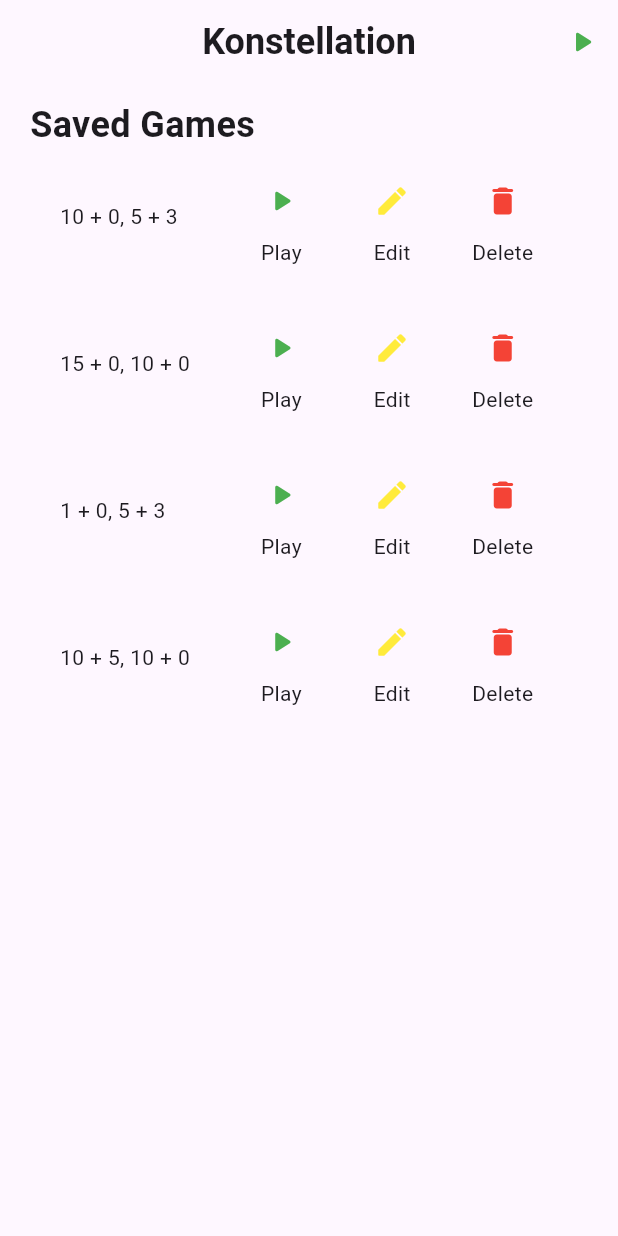
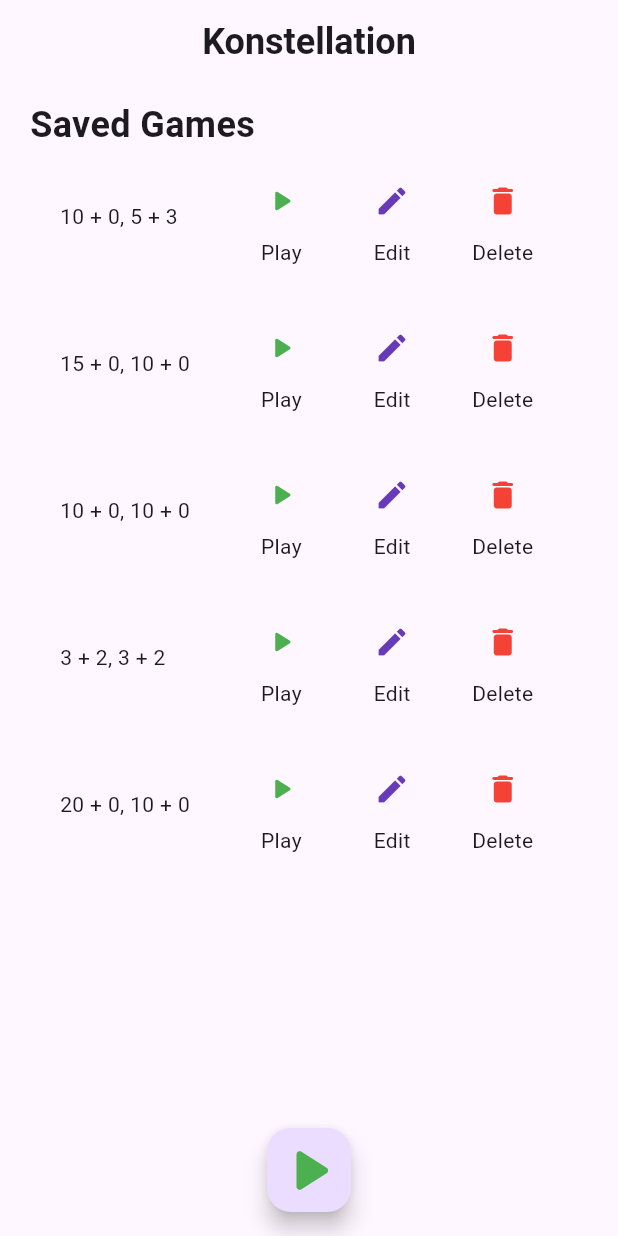
Before and after one commit to Gentle-mann/konstellation, a Flutter app: the screen it shows after launch, on a phone screen of 412 x 824 dp. Run offline on Flutter 3.47's test engine with Material 2 defaults, Android fonts, the phone set to English and light mode, and no system bars.

Commit message:
working-model

```diff
--- a/lib/src/models/times_model.dart
+++ b/lib/src/models/times_model.dart
@@ -26,18 +26,27 @@ class TimesModel {
         useIncrement: false,
         useSeparateTimes: true),
     TimesModel(
-        whiteDuration: 1,
-        whiteIncrement: 0,
-        blackDuration: 5,
-        blackIncrement: 3,
+      whiteDuration: 10,
+      whiteIncrement: 0,
+      blackDuration: 10,
+      blackIncrement: 0,
+      useIncrement: true,
+      useSeparateTimes: false,
+    ),
+    TimesModel(
+        whiteDuration: 3,
+        whiteIncrement: 2,
+        blackDuration: 3,
+        blackIncrement: 2,
         useIncrement: true,
         useSeparateTimes: true),
     TimesModel(
-        whiteDuration: 10,
-        whiteIncrement: 5,
-        blackDuration: 10,
-        blackIncrement: 0,
-        useIncrement: true,
-        useSeparateTimes: false),
+      whiteDuration: 20,
+      whiteIncrement: 0,
+      blackDuration: 10,
+      blackIncrement: 0,
+      useIncrement: true,
+      useSeparateTimes: false,
+    ),
   ];
 }
--- a/lib/src/screens/home_screen.dart
+++ b/lib/src/screens/home_screen.dart
@@ -12,30 +12,6 @@ class HomeScreen extends StatelessWidget {
     ScreenSizeConfig().initialize(context);
     return Scaffold(
       appBar: AppBar(
-        actions: [
-          IconButton(
-            onPressed: () {
-              final timesModel = TimesModel(
-                whiteDuration: 5,
-                whiteIncrement: 0,
-                blackDuration: 5,
-                blackIncrement: 0,
-                useIncrement: false,
-                useSeparateTimes: false,
-              );
-
-              Navigator.of(context).push(
-                MaterialPageRoute(builder: (context) {
-                  return GameDurationScreen(time: timesModel, add: false);
-                }),
-              );
-            },
-            icon: const Icon(
-              Icons.play_arrow_rounded,
-              color: Colors.green,
-            ),
-          ),
-        ],
         elevation: 0,
         title: const MediumText(
           title: 'Konstellation',
@@ -81,6 +57,30 @@ class HomeScreen extends StatelessWidget {
           ),
         ),
       ),
+      floatingActionButton: FloatingActionButton(
+        onPressed: () {
+          final timesModel = TimesModel(
+            whiteDuration: 10,
+            whiteIncrement: 0,
+            blackDuration: 10,
+            blackIncrement: 0,
+            useIncrement: false,
+            useSeparateTimes: false,
+          );
+
+          Navigator.of(context).push(
+            MaterialPageRoute(builder: (context) {
+              return GameDurationScreen(time: timesModel, add: false);
+            }),
+          );
+        },
+        child: const Icon(
+          Icons.play_arrow_rounded,
+          color: Colors.green,
+          size: 50,
+        ),
+      ),
+      floatingActionButtonLocation: FloatingActionButtonLocation.centerFloat,
     );
   }
 }
--- a/lib/src/views/duration_view.dart
+++ b/lib/src/views/duration_view.dart
@@ -51,7 +51,7 @@ class DurationView extends StatelessWidget {
                       onPressed: () {},
                       icon: const Icon(
                         Icons.edit_rounded,
-                        color: Colors.yellow,
+                        color: Colors.deepPurple,
                       ),
                     ),
                     const Text('Edit'),
```
Also changed, not shown: lib/src/screens/game_duration_screen.dart (+28 -11 lines).
